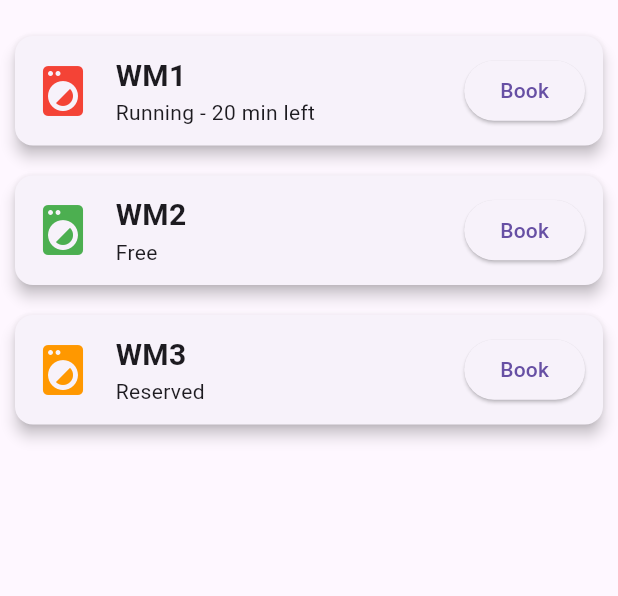
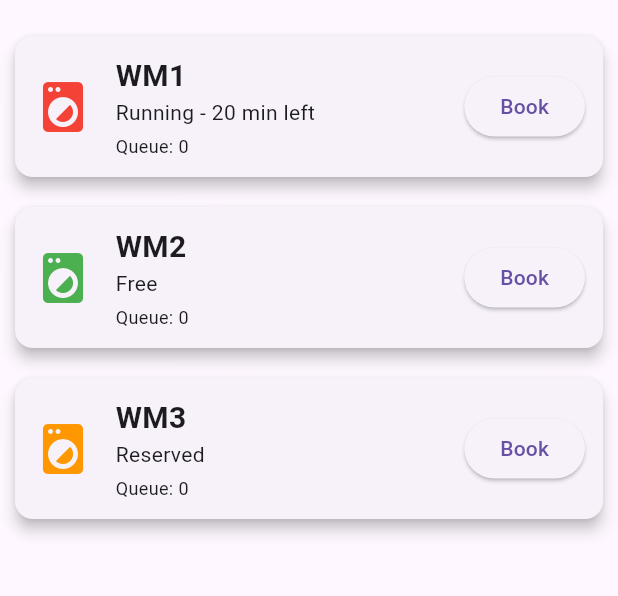
Before and after one commit to dhanapriyabezawada/laundry-booking, a Flutter app: the screen it shows after launch, on a phone screen of 412 x 824 dp, the part 63-659 px from its top. Run offline on Flutter 3.47's test engine with Material 3 defaults, Android fonts, the phone set to English and light mode, and no system bars.

Commit message:
Add queue count display

```diff
--- a/lib/main.dart
+++ b/lib/main.dart
@@ -34,16 +34,19 @@ class _HomeScreenState extends State<HomeScreen> {
   "name": "WM1",
   "status": "Running - 20 min left",
   "color": Colors.red,
+  "queue": 0,
 },
   {
   "name": "WM2",
   "status": "Free",
   "color": Colors.green,
+  "queue": 0,
 },
   {
   "name": "WM3",
   "status": "Reserved",
   "color": Colors.orange,
+  "queue": 0,
 },
 ];
 
@@ -53,7 +56,9 @@ class _HomeScreenState extends State<HomeScreen> {
   String name,
   String status,
   Color color,
-) {
+  int queue,
+)
+ {
     return Card(
       margin: const EdgeInsets.all(10),
       elevation: 4,
@@ -78,7 +83,19 @@ class _HomeScreenState extends State<HomeScreen> {
                       fontWeight: FontWeight.bold,
                     ),
                   ),
+                  Column(
+  crossAxisAlignment: CrossAxisAlignment.start,
+  children: [
     Text(status),
+    const SizedBox(height: 4),
+    Text(
+      "Queue: $queue",
+      style: const TextStyle(
+        fontSize: 12,
+      ),
+    ),
+  ],
+),
                 ],
               ),
             ),
@@ -127,6 +144,7 @@ onPressed: () async {
   machine["name"],
   machine["status"],
   machine["color"],
+  machine["queue"],
 ),
 
         ],
```
Lines whose indentation alone changed are shown as unchanged.
